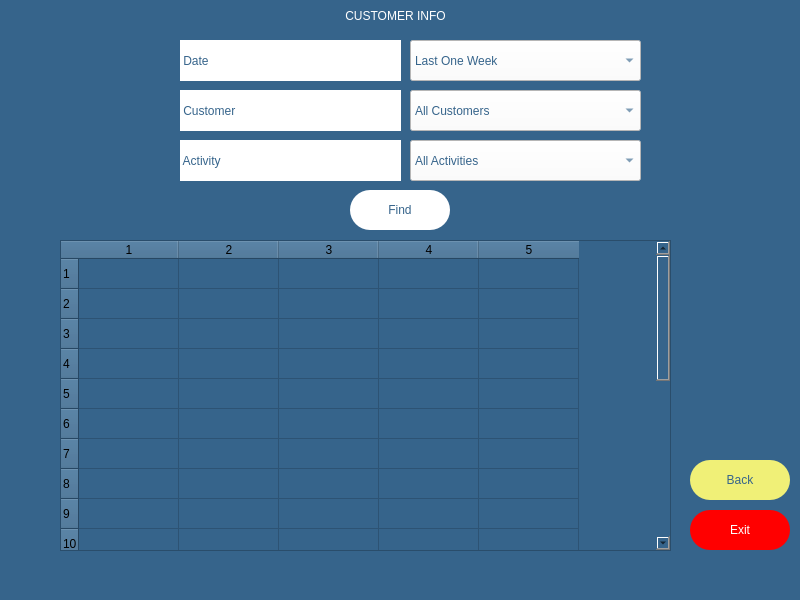
This is customerinfopage.ui in melihorhanyilmaz/Project as Qt 5 draws it before an edit. The edited form follows.
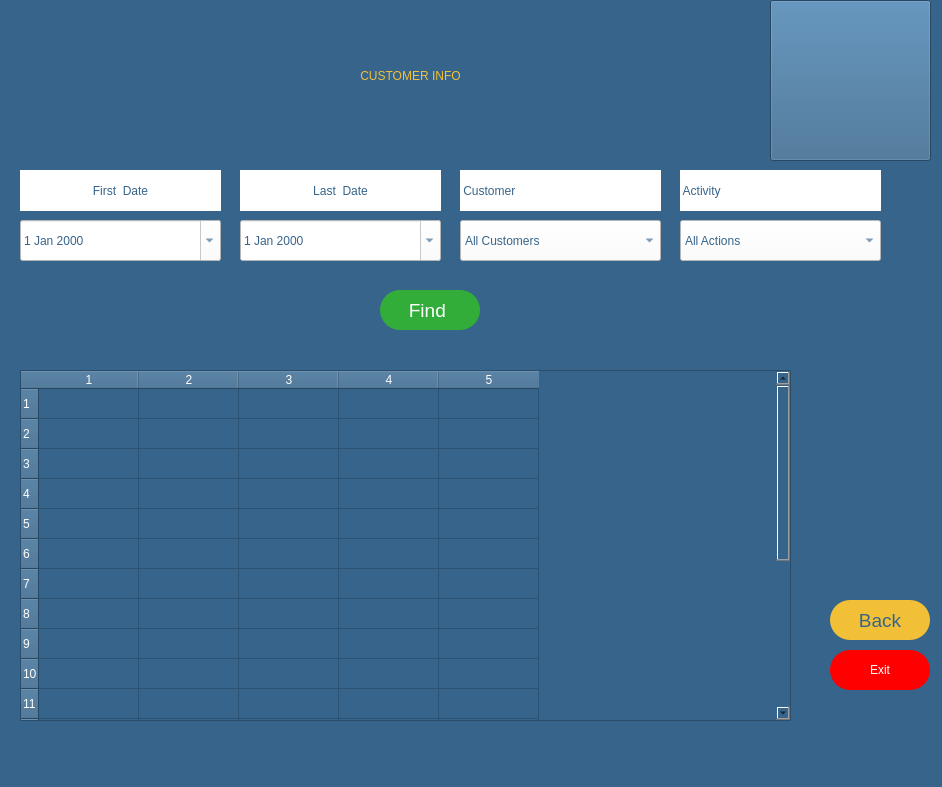
This is the edited form. Icons and pictures are not drawn.

The edit to the form file:
```diff
--- a/customerinfopage.ui
+++ b/customerinfopage.ui
@@ -6,8 +6,8 @@
    <rect>
     <x>0</x>
     <y>0</y>
-    <width>800</width>
-    <height>600</height>
+    <width>942</width>
+    <height>787</height>
    </rect>
   </property>
   <property name="windowTitle">
@@ -20,9 +20,9 @@
    <widget class="QLabel" name="la_start_date">
     <property name="geometry">
      <rect>
-      <x>180</x>
-      <y>40</y>
-      <width>221</width>
+      <x>20</x>
+      <y>170</y>
+      <width>201</width>
       <height>41</height>
      </rect>
     </property>
@@ -32,18 +32,25 @@
 font: 63 14pt &quot;Montserrat SemiBold&quot;;</string>
     </property>
     <property name="text">
-     <string> Date</string>
+     <string>First  Date</string>
+    </property>
+    <property name="alignment">
+     <set>Qt::AlignCenter</set>
     </property>
    </widget>
    <widget class="QTableWidget" name="tableWidget">
     <property name="geometry">
      <rect>
-      <x>60</x>
-      <y>240</y>
-      <width>611</width>
-      <height>311</height>
+      <x>20</x>
+      <y>370</y>
+      <width>771</width>
+      <height>351</height>
      </rect>
     </property>
+    <property name="styleSheet">
+     <string notr="true">font: 63 10pt &quot;Montserrat SemiBold&quot;;
+color: rgb(255, 255, 255);</string>
+    </property>
     <property name="rowCount">
      <number>20</number>
     </property>
@@ -79,46 +86,11 @@
     <column/>
     <column/>
    </widget>
-   <widget class="QComboBox" name="c_date">
-    <property name="geometry">
-     <rect>
-      <x>410</x>
-      <y>40</y>
-      <width>231</width>
-      <height>41</height>
-     </rect>
-    </property>
-    <property name="styleSheet">
-     <string notr="true">color: rgb(54, 100, 139);
-background-color: rgb(255, 255, 255);
-font: 63 14pt &quot;Montserrat SemiBold&quot;;</string>
-    </property>
-    <item>
-     <property name="text">
-      <string>Last One Week</string>
-     </property>
-    </item>
-    <item>
-     <property name="text">
-      <string>Last One Month</string>
-     </property>
-    </item>
-    <item>
-     <property name="text">
-      <string>Last Three Months</string>
-     </property>
-    </item>
-    <item>
-     <property name="text">
-      <string>Last Six Months</string>
-     </property>
-    </item>
-   </widget>
    <widget class="QPushButton" name="B_exit">
     <property name="geometry">
      <rect>
-      <x>690</x>
-      <y>510</y>
+      <x>830</x>
+      <y>650</y>
       <width>100</width>
       <height>40</height>
      </rect>
@@ -140,9 +112,9 @@
    <widget class="QLabel" name="la_finish_date">
     <property name="geometry">
      <rect>
-      <x>180</x>
-      <y>90</y>
-      <width>221</width>
+      <x>460</x>
+      <y>170</y>
+      <width>201</width>
       <height>41</height>
      </rect>
     </property>
@@ -158,15 +130,15 @@
    <widget class="QLabel" name="la_title">
     <property name="geometry">
      <rect>
-      <x>90</x>
-      <y>0</y>
-      <width>611</width>
+      <x>160</x>
+      <y>60</y>
+      <width>501</width>
       <height>31</height>
      </rect>
     </property>
     <property name="styleSheet">
-     <string notr="true">color: rgb(255, 255, 255);
-font: 63 18pt &quot;Montserrat SemiBold&quot;;</string>
+     <string notr="true">color: rgb(242, 192, 54);
+font: 75 22pt &quot;MS Shell Dlg 2&quot;;</string>
     </property>
     <property name="text">
      <string>CUSTOMER INFO</string>
@@ -178,9 +150,9 @@
    <widget class="QLabel" name="la_customer">
     <property name="geometry">
      <rect>
-      <x>180</x>
-      <y>140</y>
-      <width>221</width>
+      <x>680</x>
+      <y>170</y>
+      <width>201</width>
       <height>41</height>
      </rect>
     </property>
@@ -196,16 +168,16 @@
    <widget class="QPushButton" name="B_back">
     <property name="geometry">
      <rect>
-      <x>690</x>
-      <y>460</y>
+      <x>830</x>
+      <y>600</y>
       <width>100</width>
       <height>40</height>
      </rect>
     </property>
     <property name="styleSheet">
-     <string notr="true">background-color: rgb(240, 240, 119);
+     <string notr="true">background-color: rgb(242, 192, 54);
 color: rgb(54, 100, 139);
-font: 63 14pt &quot;Montserrat SemiBold&quot;;
+font: 63 14pt ;Montserrat SemiBold;
 border-radius: 20;
 </string>
     </property>
@@ -216,34 +188,12 @@
      <bool>false</bool>
     </property>
    </widget>
-   <widget class="QPushButton" name="B_find">
-    <property name="geometry">
-     <rect>
-      <x>350</x>
-      <y>190</y>
-      <width>100</width>
-      <height>40</height>
-     </rect>
-    </property>
-    <property name="styleSheet">
-     <string notr="true">color: rgb(54, 100, 139);
-background-color: rgb(255, 255, 255);
-font: 63 14pt &quot;Montserrat SemiBold&quot;;
-border-radius: 20 </string>
-    </property>
-    <property name="text">
-     <string>Find</string>
-    </property>
-    <property name="checkable">
-     <bool>false</bool>
-    </property>
-   </widget>
    <widget class="QComboBox" name="c_activity">
     <property name="geometry">
      <rect>
-      <x>410</x>
-      <y>140</y>
-      <width>231</width>
+      <x>680</x>
+      <y>220</y>
+      <width>201</width>
       <height>41</height>
      </rect>
     </property>
@@ -254,7 +204,7 @@
     </property>
     <item>
      <property name="text">
-      <string>All Activities</string>
+      <string>All Actions</string>
      </property>
     </item>
     <item>
@@ -291,9 +241,9 @@
    <widget class="QComboBox" name="c_date_2">
     <property name="geometry">
      <rect>
-      <x>410</x>
-      <y>90</y>
-      <width>231</width>
+      <x>460</x>
+      <y>220</y>
+      <width>201</width>
       <height>41</height>
      </rect>
     </property>
@@ -308,6 +258,117 @@
      </property>
     </item>
    </widget>
+   <widget class="QPushButton" name="B_find_day">
+    <property name="geometry">
+     <rect>
+      <x>380</x>
+      <y>290</y>
+      <width>100</width>
+      <height>40</height>
+     </rect>
+    </property>
+    <property name="styleSheet">
+     <string notr="true">background-color: rgb(50, 173, 58);
+font: 63 14pt ;Montserrat SemiBold;
+border-radius: 20;
+color: rgb(255, 255, 255);</string>
+    </property>
+    <property name="text">
+     <string>Find </string>
+    </property>
+    <property name="checkable">
+     <bool>false</bool>
+    </property>
+   </widget>
+   <widget class="QDateEdit" name="c_firstdate">
+    <property name="geometry">
+     <rect>
+      <x>20</x>
+      <y>220</y>
+      <width>201</width>
+      <height>41</height>
+     </rect>
+    </property>
+    <property name="styleSheet">
+     <string notr="true">color: rgb(54, 100, 139);
+background-color: rgb(255, 255, 255);
+font: 63 14pt &quot;Montserrat SemiBold&quot;;</string>
+    </property>
+    <property name="calendarPopup">
+     <bool>true</bool>
+    </property>
+   </widget>
+   <widget class="QDateEdit" name="c_lastdate">
+    <property name="geometry">
+     <rect>
+      <x>240</x>
+      <y>220</y>
+      <width>201</width>
+      <height>41</height>
+     </rect>
+    </property>
+    <property name="styleSheet">
+     <string notr="true">color: rgb(54, 100, 139);
+background-color: rgb(255, 255, 255);
+font: 63 14pt &quot;Montserrat SemiBold&quot;;</string>
+    </property>
+    <property name="calendarPopup">
+     <bool>true</bool>
+    </property>
+   </widget>
+   <widget class="QLabel" name="la_start_date_2">
+    <property name="geometry">
+     <rect>
+      <x>240</x>
+      <y>170</y>
+      <width>201</width>
+      <height>41</height>
+     </rect>
+    </property>
+    <property name="contextMenuPolicy">
+     <enum>Qt::ActionsContextMenu</enum>
+    </property>
+    <property name="styleSheet">
+     <string notr="true">color: rgb(54, 100, 139);
+background-color: rgb(255, 255, 255);
+font: 63 14pt &quot;Montserrat SemiBold&quot;;</string>
+    </property>
+    <property name="text">
+     <string>Last  Date</string>
+    </property>
+    <property name="alignment">
+     <set>Qt::AlignCenter</set>
+    </property>
+   </widget>
+   <widget class="QPushButton" name="pushButton">
+    <property name="geometry">
+     <rect>
+      <x>770</x>
+      <y>0</y>
+      <width>161</width>
+      <height>161</height>
+     </rect>
+    </property>
+    <property name="contextMenuPolicy">
+     <enum>Qt::DefaultContextMenu</enum>
+    </property>
+    <property name="styleSheet">
+     <string notr="true"/>
+    </property>
+    <property name="text">
+     <string/>
+    </property>
+    <property name="icon">
+     <iconset>
+      <normaloff>logo.png</normaloff>logo.png</iconset>
+    </property>
+    <property name="iconSize">
+     <size>
+      <width>150</width>
+      <height>150</height>
+     </size>
+    </property>
+   </widget>
   </widget>
   <widget class="QMenuBar" name="menubar">
    <property name="geometry">
```
Left out of the diff: 20 changed lines with no effect on the pictures.
